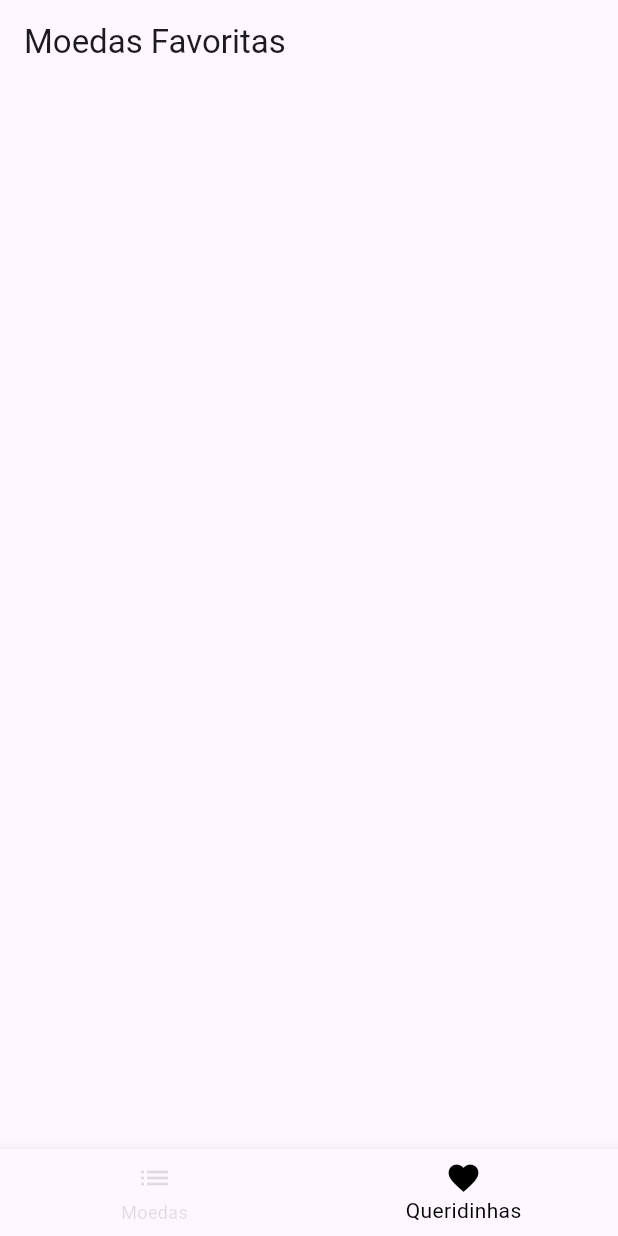
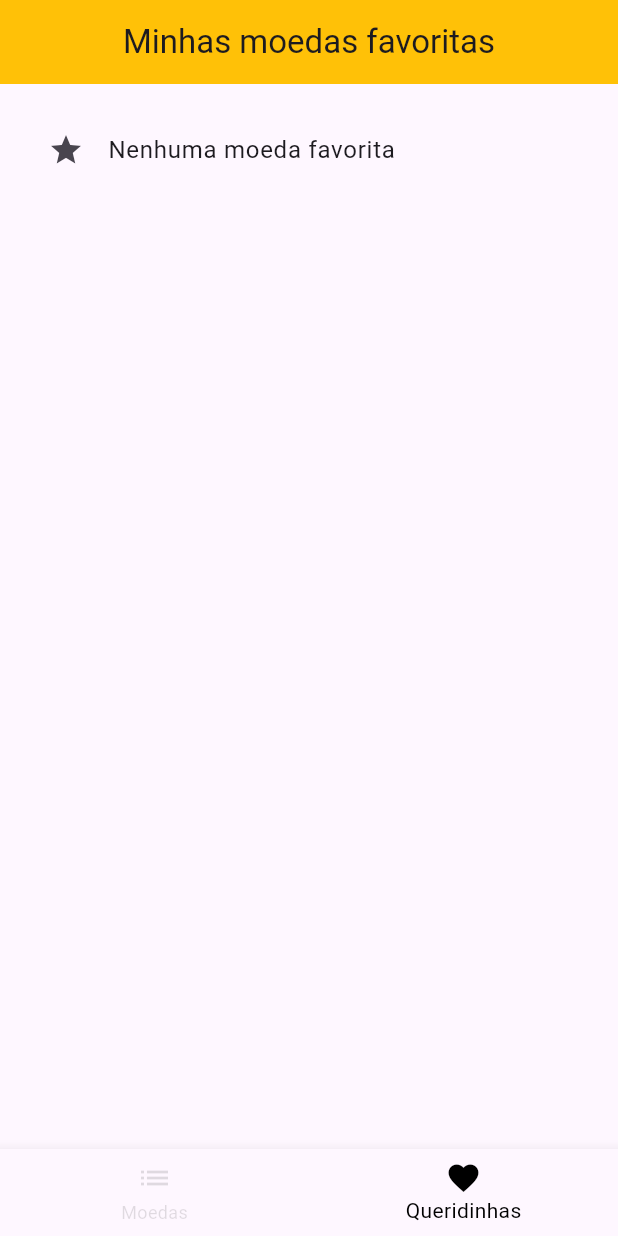
Before and after one commit to albertobezerra/cripto_flutter, a Flutter app: the screen it shows after launch, swiped to page 2, on a phone screen of 412 x 824 dp. Run offline on Flutter 3.47's test engine with Material 3 defaults, Android fonts, the phone set to English and light mode, and no system bars.

Commit message:
O moedasCard fiquei total perdido, mas está funcionando

```diff
--- a/lib/pages/favoritas_page.dart
+++ b/lib/pages/favoritas_page.dart
@@ -1,4 +1,7 @@
+import 'package:criptos/repositorios/favoritas.dart';
+import 'package:criptos/widget/moeda_card.dart';
 import 'package:flutter/material.dart';
+import 'package:provider/provider.dart';
 
 class FavoritasPage extends StatefulWidget {
   const FavoritasPage({super.key});
@@ -10,9 +13,28 @@ class FavoritasPage extends StatefulWidget {
 class _FavoritasPageState extends State<FavoritasPage> {
   @override
   Widget build(BuildContext context) {
-    return AppBar(
-      title: const Text(
-        'Moedas Favoritas',
+    return Scaffold(
+      appBar: AppBar(
+        centerTitle: true,
+        backgroundColor: Colors.amber,
+        title: const Text('Minhas moedas favoritas'),
+      ),
+      body: Container(
+        height: MediaQuery.of(context).size.height,
+        padding: const EdgeInsets.all(16),
+        child: Consumer<Favoritas>(builder: (context, favoritas, child) {
+          return favoritas.lista.isEmpty
+              ? const ListTile(
+                  leading: Icon(Icons.star),
+                  title: Text('Nenhuma moeda favorita'),
+                )
+              : ListView.builder(
+                  itemCount: favoritas.lista.length,
+                  itemBuilder: (_, index) {
+                    return MoedaCard(moeda: favoritas.lista[index]);
+                  },
+                );
+        }),
       ),
     );
   }
--- a/lib/repositorios/favoritas.dart
+++ b/lib/repositorios/favoritas.dart
@@ -8,4 +8,16 @@ class Favoritas extends ChangeNotifier {
   final List<Moedas> _lista = [];
 
   UnmodifiableListView<Moedas> get lista => UnmodifiableListView(_lista);
+
+  saveAll(List<Moedas> moedas) {
+    for (var moeda in moedas) {
+      if (!_lista.contains(moeda)) _lista.add(moeda);
+    }
+    notifyListeners();
+  }
+
+  remove(Moedas moeda) {
+    _lista.remove(moeda);
+    notifyListeners();
+  }
 }
```
Also changed, not shown: lib/main.dart (+8 -1 lines), lib/pages/moedas_page.dart (+30 -7 lines), lib/widget/moeda_card.dart (added, +115 -0 lines).
